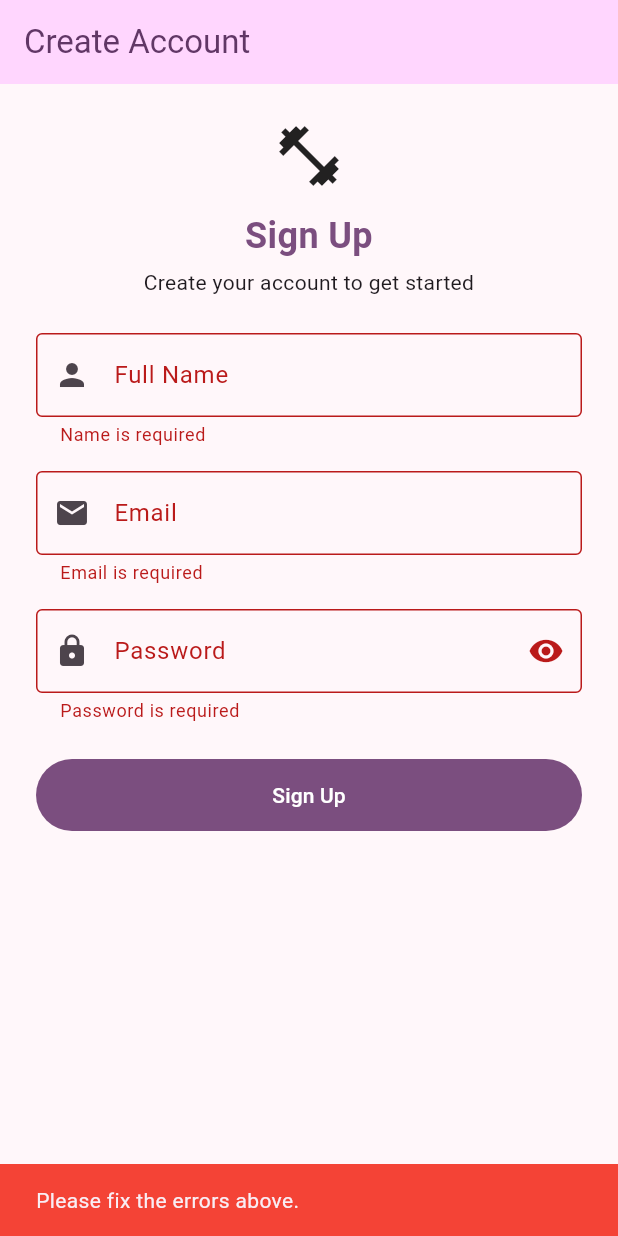
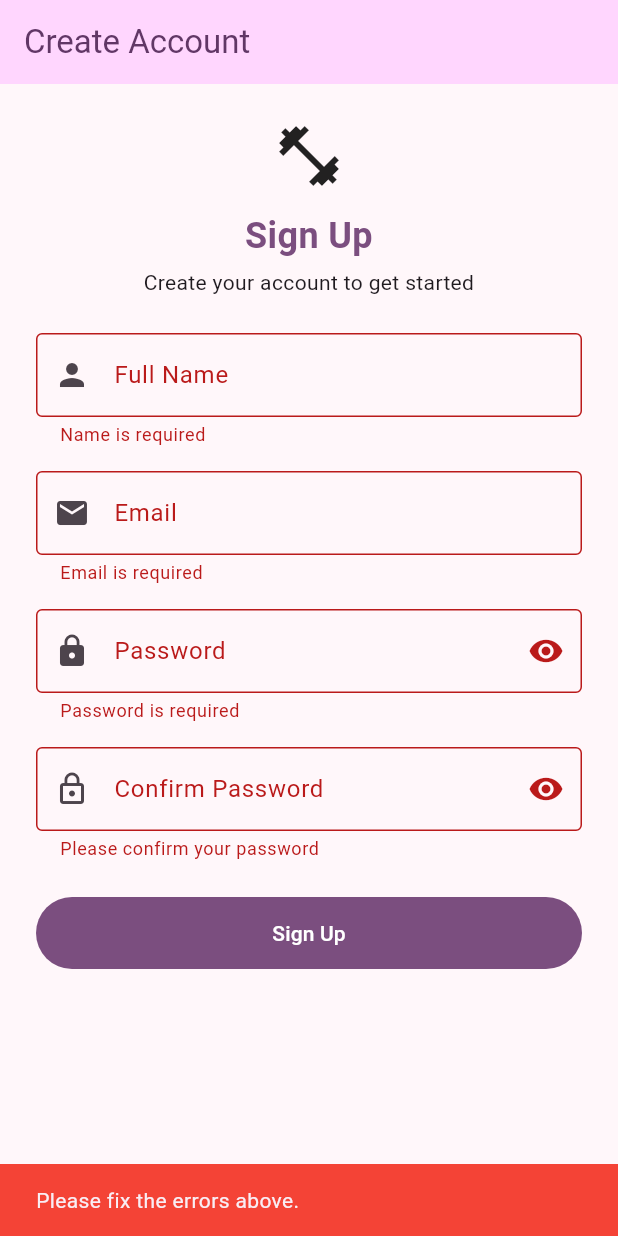
Before and after one commit to mohitkokane3900/act12, a Flutter app: the screen it shows after launch, after a tap on "Sign Up", on a phone screen of 412 x 824 dp. Run offline on Flutter 3.47's test engine with Material 3 defaults, Android fonts, the phone set to English and light mode, and no system bars.

Commit message:
Final commit

```diff
--- a/lib/screens/signup_page.dart
+++ b/lib/screens/signup_page.dart
@@ -1,4 +1,5 @@
 import 'package:flutter/material.dart';
+import 'welcome_page.dart';
 
 class SignupPage extends StatefulWidget {
   const SignupPage({super.key});
@@ -13,8 +14,10 @@ class _SignupPageState extends State<SignupPage> {
   final nameCtl = TextEditingController();
   final emailCtl = TextEditingController();
   final passCtl = TextEditingController();
+  final confirmCtl = TextEditingController();
 
   bool hidePass = true;
+  bool hideConfirm = true;
 
   void trySignup() {
     final isValid = formKey.currentState?.validate() ?? false;
@@ -29,11 +32,18 @@ class _SignupPageState extends State<SignupPage> {
       return;
     }
 
+    final name = nameCtl.text.trim();
+
     ScaffoldMessenger.of(context).showSnackBar(
       SnackBar(
-        content: Text('Account created for ${nameCtl.text.trim()}'),
+        content: Text('Account created for $name'),
         backgroundColor: Colors.green,
       ),
+    );
+
+    Navigator.push(
+      context,
+      MaterialPageRoute(builder: (_) => WelcomePage(username: name)),
     );
   }
 
@@ -42,6 +52,7 @@ class _SignupPageState extends State<SignupPage> {
     nameCtl.dispose();
     emailCtl.dispose();
     passCtl.dispose();
+    confirmCtl.dispose();
     super.dispose();
   }
 
@@ -150,6 +161,36 @@ class _SignupPageState extends State<SignupPage> {
                       return null;
                     },
                   ),
+                  const SizedBox(height: 16),
+                  TextFormField(
+                    controller: confirmCtl,
+                    decoration: InputDecoration(
+                      labelText: 'Confirm Password',
+                      prefixIcon: const Icon(Icons.lock_outline),
+                      border: const OutlineInputBorder(),
+                      suffixIcon: IconButton(
+                        icon: Icon(
+                          hideConfirm ? Icons.visibility : Icons.visibility_off,
+                        ),
+                        onPressed: () {
+                          setState(() {
+                            hideConfirm = !hideConfirm;
+                          });
+                        },
+                      ),
+                    ),
+                    obscureText: hideConfirm,
+                    validator: (value) {
+                      final v = value ?? '';
+                      if (v.isEmpty) {
+                        return 'Please confirm your password';
+                      }
+                      if (v != passCtl.text) {
+                        return 'Passwords do not match';
+                      }
+                      return null;
+                    },
+                  ),
                   const SizedBox(height: 24),
                   SizedBox(
                     height: 48,
```
Also changed, not shown: lib/screens/welcome_page.dart (added, +36 -0 lines).
